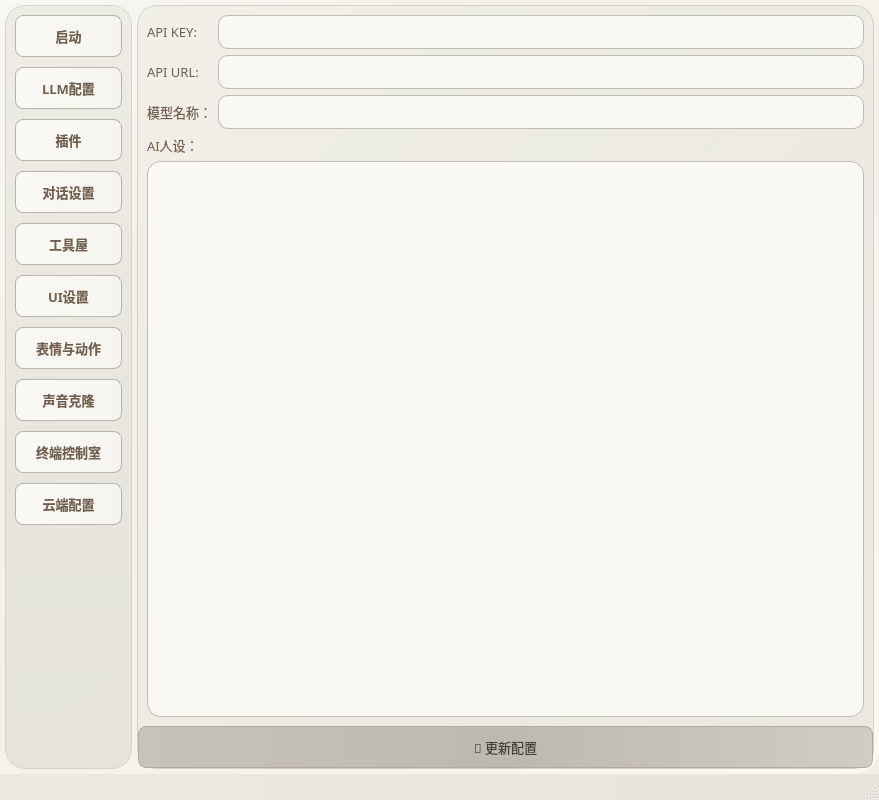
morettt/my-neuro, file live-2d/test222.ui: the form before one commit.
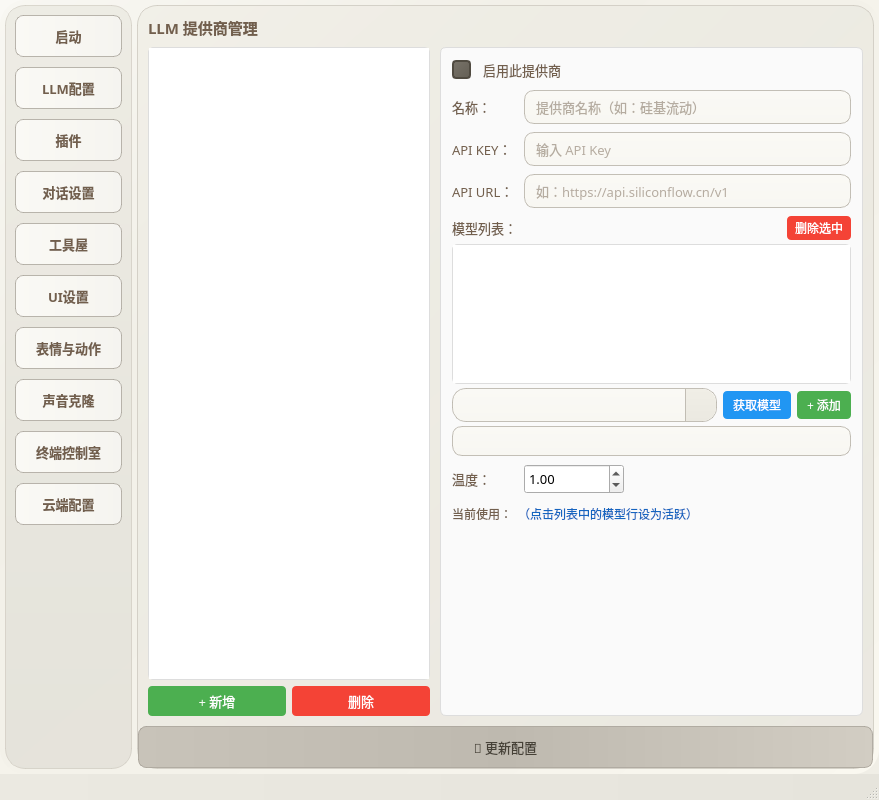
The form after the commit. The open tabs and pages were chosen to show the change.

Commit message:
feat: 添加 LLM Provider 管理功能
- 新增 provider/model 列表管理 UI
- 支持从 API 自动获取模型列表
- 支持多 provider 切换和模型启用/禁用
- 新增 llm-provider.js 模块
- 更新 save_config 支持 provider 架构

```diff
--- a/live-2d/test222.ui
+++ b/live-2d/test222.ui
@@ -1176,9 +1176,178 @@
          </widget>
          <widget class="QWidget" name="page_2">
           <layout class="QVBoxLayout" name="verticalLayout_4">
+            <property name="spacing">
+             <number>8</number>
+            </property>
+            <property name="leftMargin">
+             <number>10</number>
+            </property>
+            <property name="topMargin">
+             <number>10</number>
+            </property>
+            <property name="rightMargin">
+             <number>10</number>
+            </property>
+            <property name="bottomMargin">
+             <number>10</number>
+            </property>
+            <item>
+             <widget class="QLabel" name="label_providers_title">
+              <property name="font">
+               <font>
+                <family>微软雅黑</family>
+                <pointsize>11</pointsize>
+                <weight>75</weight>
+                <bold>true</bold>
+               </font>
+              </property>
+              <property name="text">
+               <string>LLM 提供商管理</string>
+              </property>
+             </widget>
+            </item>
+            <item>
+             <layout class="QHBoxLayout" name="horizontalLayout_providers" stretch="2,3">
+              <property name="spacing">
+               <number>10</number>
+              </property>
+              <!-- 左侧：列表 + 操作按钮 -->
+              <item>
+               <layout class="QVBoxLayout" name="verticalLayout_provider_list">
+                <property name="spacing">
+                 <number>6</number>
+                </property>
+                <item>
+                 <widget class="QListWidget" name="listWidget_providers">
+                  <property name="font">
+                   <font>
+                    <family>微软雅黑</family>
+                    <pointsize>10</pointsize>
+                   </font>
+                  </property>
+                  <property name="styleSheet">
+                   <string notr="true">QListWidget { border: 1px solid #ddd; border-radius: 5px; }
+QListWidget::item { padding: 8px 6px; border-bottom: 1px solid #f0f0f0; }
+QListWidget::item:selected { background-color: #e3f2fd; color: #1565c0; }</string>
+                  </property>
+                 </widget>
+                </item>
+                <item>
+                 <layout class="QHBoxLayout" name="horizontalLayout_provider_buttons">
+                  <item>
+                   <widget class="QPushButton" name="pushButton_add_provider">
+                    <property name="font">
+                     <font>
+                      <family>微软雅黑</family>
+                      <pointsize>10</pointsize>
+                     </font>
+                    </property>
+                    <property name="cursor">
+                     <cursorShape>PointingHandCursor</cursorShape>
+                    </property>
+                    <property name="styleSheet">
+                     <string notr="true">QPushButton { background-color: #4caf50; color: white; border: none; border-radius: 4px; padding: 5px 10px; }
+QPushButton:hover { background-color: #388e3c; }</string>
+                    </property>
+                    <property name="text">
+                     <string>+ 新增</string>
+                    </property>
+                   </widget>
+                  </item>
+                  <item>
+                   <widget class="QPushButton" name="pushButton_del_provider">
+                    <property name="font">
+                     <font>
+                      <family>微软雅黑</family>
+                      <pointsize>10</pointsize>
+                     </font>
+                    </property>
+                    <property name="cursor">
+                     <cursorShape>PointingHandCursor</cursorShape>
+                    </property>
+                    <property name="styleSheet">
+                     <string notr="true">QPushButton { background-color: #f44336; color: white; border: none; border-radius: 4px; padding: 5px 10px; }
+QPushButton:hover { background-color: #c62828; }</string>
+                    </property>
+                    <property name="text">
+                     <string>删除</string>
+                    </property>
+                   </widget>
+                  </item>
+                 </layout>
+                </item>
+               </layout>
+              </item>
+              <!-- 右侧：编辑区 -->
+              <item>
+               <widget class="QWidget" name="widget_provider_editor">
+                <property name="styleSheet">
+                 <string notr="true">QWidget#widget_provider_editor { border: 1px solid #ddd; border-radius: 6px; background-color: #fafafa; }</string>
+                </property>
+                <layout class="QVBoxLayout" name="verticalLayout_provider_editor">
+                 <property name="spacing">
+                 <number>10</number>
+                 </property>
+                 <property name="leftMargin">
+                  <number>12</number>
+                 </property>
+                 <property name="topMargin">
+                  <number>12</number>
+                 </property>
+                 <property name="rightMargin">
+                  <number>12</number>
+                 </property>
+                 <property name="bottomMargin">
+                  <number>12</number>
+                 </property>
+                 <item>
+                  <widget class="QCheckBox" name="checkBox_provider_enabled">
+                   <property name="font">
+                    <font>
+                     <family>微软雅黑</family>
+                     <pointsize>10</pointsize>
+                    </font>
+                   </property>
+                   <property name="text">
+                    <string>启用此提供商</string>
+                   </property>
+                   <property name="checked">
+                    <bool>true</bool>
+                   </property>
+                  </widget>
+                 </item>
            <item>
             <layout class="QGridLayout" name="gridLayout">
+                   <property name="verticalSpacing">
+                    <number>8</number>
+                   </property>
              <item row="0" column="0">
+                    <widget class="QLabel" name="label_provider_name_lbl">
+                     <property name="font">
+                      <font>
+                       <family>微软雅黑</family>
+                       <pointsize>10</pointsize>
+                      </font>
+                     </property>
+                     <property name="text">
+                      <string>名称：</string>
+                     </property>
+                    </widget>
+                   </item>
+                   <item row="0" column="1">
+                    <widget class="QLineEdit" name="lineEdit_provider_name">
+                     <property name="font">
+                      <font>
+                       <family>微软雅黑</family>
+                       <pointsize>10</pointsize>
+                      </font>
+                     </property>
+                     <property name="placeholderText">
+                      <string>提供商名称（如：硅基流动）</string>
+                     </property>
+                    </widget>
+                   </item>
+                   <item row="1" column="0">
               <widget class="QLabel" name="label_3">
                <property name="font">
                 <font>
@@ -1187,11 +1356,11 @@
                 </font>
                </property>
                <property name="text">
-                <string>API KEY:</string>
+                      <string>API KEY：</string>
                </property>
               </widget>
              </item>
-             <item row="0" column="1">
+                   <item row="1" column="1">
               <widget class="QLineEdit" name="lineEdit">
                <property name="font">
                 <font>
@@ -1202,9 +1371,12 @@
                <property name="echoMode">
                 <enum>QLineEdit::Password</enum>
                </property>
-              </widget>
-             </item>
-             <item row="1" column="0">
+                     <property name="placeholderText">
+                      <string>输入 API Key</string>
+                     </property>
+                    </widget>
+                   </item>
+                   <item row="2" column="0">
               <widget class="QLabel" name="label_4">
                <property name="font">
                 <font>
@@ -1213,11 +1385,11 @@
                 </font>
                </property>
                <property name="text">
-                <string>API URL:</string>
+                      <string>API URL：</string>
                </property>
               </widget>
              </item>
-             <item row="1" column="1">
+                   <item row="2" column="1">
               <widget class="QLineEdit" name="lineEdit_2">
                <property name="font">
                 <font>
@@ -1225,9 +1397,19 @@
                  <pointsize>10</pointsize>
                 </font>
                </property>
-              </widget>
-             </item>
-             <item row="2" column="0">
+                     <property name="placeholderText">
+                      <string>如：https://api.siliconflow.cn/v1</string>
+                     </property>
+                    </widget>
+                   </item>
+                    <item row="3" column="0" colspan="2">
+                     <layout class="QVBoxLayout" name="verticalLayout_models_section">
+                      <property name="spacing">
+                       <number>4</number>
+                      </property>
+                      <item>
+                       <layout class="QHBoxLayout" name="horizontalLayout_models_header">
+                        <item>
               <widget class="QLabel" name="label_5">
                <property name="font">
                 <font>
@@ -1236,24 +1418,155 @@
                 </font>
                </property>
                <property name="text">
-                <string>模型名称：</string>
+                           <string>模型列表：</string>
                </property>
               </widget>
              </item>
-             <item row="2" column="1">
+                        <item>
+                         <spacer name="horizontalSpacer_models_header">
+                          <property name="orientation">
+                           <enum>Qt::Horizontal</enum>
+                          </property>
+                          <property name="sizeHint" stdset="0">
+                           <size>
+                            <width>40</width>
+                            <height>20</height>
+                           </size>
+                          </property>
+                         </spacer>
+                        </item>
+                        <item>
+                         <widget class="QPushButton" name="pushButton_del_model">
+                          <property name="font">
+                           <font>
+                            <family>微软雅黑</family>
+                            <pointsize>9</pointsize>
+                           </font>
+                          </property>
+                          <property name="cursor">
+                           <cursorShape>PointingHandCursor</cursorShape>
+                          </property>
+                          <property name="styleSheet">
+                           <string notr="true">QPushButton { background-color: #f44336; color: white; border: none; border-radius: 4px; padding: 3px 8px; }
+QPushButton:hover { background-color: #c62828; }
+QPushButton:disabled { background-color: #bdbdbd; }</string>
+                          </property>
+                          <property name="text">
+                           <string>删除选中</string>
+                          </property>
+                         </widget>
+                        </item>
+                       </layout>
+                      </item>
+                      <item>
+                       <widget class="QListWidget" name="listWidget_models">
+                        <property name="font">
+                         <font>
+                          <family>微软雅黑</family>
+                          <pointsize>10</pointsize>
+                         </font>
+                        </property>
+                        <property name="minimumSize">
+                         <size>
+                          <width>0</width>
+                          <height>90</height>
+                         </size>
+                        </property>
+                        <property name="maximumSize">
+                         <size>
+                          <width>16777215</width>
+                          <height>140</height>
+                         </size>
+                        </property>
+                        <property name="styleSheet">
+                         <string notr="true">QListWidget { border: 1px solid #ddd; border-radius: 5px; }
+QListWidget::item { padding: 5px 6px; border-bottom: 1px solid #f0f0f0; }
+QListWidget::item:selected { background-color: #e3f2fd; color: #1565c0; }</string>
+                        </property>
+                       </widget>
+                      </item>
+                      <item>
+                       <layout class="QHBoxLayout" name="horizontalLayout_model_add_row">
+                        <property name="spacing">
+                         <number>6</number>
+                        </property>
+                        <item>
+                         <widget class="QComboBox" name="comboBox_models">
+                          <property name="font">
+                           <font>
+                            <family>微软雅黑</family>
+                            <pointsize>10</pointsize>
+                           </font>
+                          </property>
+                          <property name="editable">
+                           <bool>true</bool>
+                          </property>
+                          <property name="placeholderText">
+                           <string>输入模型ID或获取后选择</string>
+                          </property>
+                          <property name="sizePolicy">
+                           <sizepolicy hsizetype="Expanding" vsizetype="Fixed">
+                            <horstretch>1</horstretch>
+                            <verstretch>0</verstretch>
+                           </sizepolicy>
+                          </property>
+                         </widget>
+                        </item>
+                        <item>
+                         <widget class="QPushButton" name="pushButton_fetch_models">
+                          <property name="font">
+                           <font>
+                            <family>微软雅黑</family>
+                            <pointsize>9</pointsize>
+                           </font>
+                          </property>
+                          <property name="cursor">
+                           <cursorShape>PointingHandCursor</cursorShape>
+                          </property>
+                          <property name="styleSheet">
+                           <string notr="true">QPushButton { background-color: #2196f3; color: white; border: none; border-radius: 4px; padding: 5px 10px; }
+QPushButton:hover { background-color: #1565c0; }
+QPushButton:disabled { background-color: #bdbdbd; }</string>
+                          </property>
+                          <property name="text">
+                           <string>获取模型</string>
+                          </property>
+                         </widget>
+                        </item>
+                        <item>
+                         <widget class="QPushButton" name="pushButton_add_model">
+                          <property name="font">
+                           <font>
+                            <family>微软雅黑</family>
+                            <pointsize>9</pointsize>
+                           </font>
+                          </property>
+                          <property name="cursor">
+                           <cursorShape>PointingHandCursor</cursorShape>
+                          </property>
+                          <property name="styleSheet">
+                           <string notr="true">QPushButton { background-color: #4caf50; color: white; border: none; border-radius: 4px; padding: 5px 10px; }
+QPushButton:hover { background-color: #388e3c; }</string>
+                          </property>
+                          <property name="text">
+                           <string>+ 添加</string>
+                          </property>
+                         </widget>
+                        </item>
+                       </layout>
+                      </item>
+                      <!-- lineEdit_3 hidden, keeps backward compat for save_config -->
+                      <item>
               <widget class="QLineEdit" name="lineEdit_3">
-               <property name="font">
-                <font>
-                 <family>微软雅黑</family>
-                 <pointsize>10</pointsize>
-                </font>
+                        <property name="visible">
+                         <bool>false</bool>
                </property>
               </widget>
              </item>
             </layout>
            </item>
-           <item>
-            <widget class="QLabel" name="label_6">
+                   <item row="4" column="0">
+                    <widget class="QLabel" name="label_temperature">
              <property name="font">
               <font>
                <family>微软雅黑</family>
@@ -1261,16 +1574,24 @@
               </font>
              </property>
              <property name="text">
-              <string>AI人设：</string>
+                      <string>温度：</string>
              </property>
             </widget>
            </item>
+                   <item row="4" column="1">
+                    <layout class="QHBoxLayout" name="horizontalLayout_temp_row">
            <item>
-            <widget class="QTextEdit" name="textEdit_3">
+                      <widget class="QDoubleSpinBox" name="doubleSpinBox_temperature">
              <property name="minimumSize">
               <size>
-               <width>0</width>
-               <height>400</height>
+                         <width>100</width>
+                         <height>30</height>
+                        </size>
+                       </property>
+                       <property name="maximumSize">
+                        <size>
+                         <width>120</width>
+                         <height>16777215</height>
               </size>
              </property>
              <property name="font">
@@ -1279,7 +1600,104 @@
                <pointsize>10</pointsize>
               </font>
              </property>
-            </widget>
+                       <property name="minimum">
+                        <double>0.100000000000000</double>
+                       </property>
+                       <property name="maximum">
+                        <double>2.000000000000000</double>
+                       </property>
+                       <property name="singleStep">
+                        <double>0.100000000000000</double>
+                       </property>
+                       <property name="value">
+                        <double>1.000000000000000</double>
+                       </property>
+                      </widget>
+                     </item>
+                     <item>
+                      <spacer name="horizontalSpacer_temp">
+                       <property name="orientation">
+                        <enum>Qt::Horizontal</enum>
+                       </property>
+                       <property name="sizeHint" stdset="0">
+                        <size>
+                         <width>40</width>
+                         <height>20</height>
+                        </size>
+                       </property>
+                      </spacer>
+                     </item>
+                    </layout>
+                   </item>
+                   </layout>
+                  </item>
+                  <item>
+                   <!-- 当前活跃模型提示行 -->
+                   <layout class="QHBoxLayout" name="horizontalLayout_active_model">
+                    <property name="spacing">
+                     <number>6</number>
+                    </property>
+                    <item>
+                     <widget class="QLabel" name="label_active_model_lbl">
+                      <property name="font">
+                       <font>
+                        <family>微软雅黑</family>
+                        <pointsize>9</pointsize>
+                       </font>
+                      </property>
+                      <property name="text">
+                       <string>当前使用：</string>
+                      </property>
+                     </widget>
+                    </item>
+                    <item>
+                     <widget class="QLabel" name="label_active_model">
+                      <property name="font">
+                       <font>
+                        <family>微软雅黑</family>
+                        <pointsize>9</pointsize>
+                       </font>
+                      </property>
+                      <property name="text">
+                       <string>（点击列表中的模型行设为活跃）</string>
+                      </property>
+                      <property name="styleSheet">
+                       <string notr="true">color: #1565c0;</string>
+                      </property>
+                     </widget>
+                    </item>
+                    <item>
+                     <spacer name="horizontalSpacer_active_model">
+                      <property name="orientation">
+                       <enum>Qt::Horizontal</enum>
+                      </property>
+                      <property name="sizeHint" stdset="0">
+                       <size>
+                        <width>40</width>
+                        <height>20</height>
+                       </size>
+                      </property>
+                     </spacer>
+                    </item>
+                   </layout>
+                  </item>
+                  <item>
+                   <spacer name="verticalSpacer_editor">
+                    <property name="orientation">
+                     <enum>Qt::Vertical</enum>
+                    </property>
+                    <property name="sizeHint" stdset="0">
+                     <size>
+                      <width>20</width>
+                      <height>40</height>
+                     </size>
+                    </property>
+                   </spacer>
+                  </item>
+                 </layout>
+               </widget>
+              </item>
+             </layout>
            </item>
           </layout>
          </widget>
@@ -4565,6 +4983,39 @@
            </item>
           </layout>
          </widget>
+              <widget class="QWidget" name="tab_persona">
+               <attribute name="title">
+                <string>AI 人设</string>
+               </attribute>
+               <layout class="QVBoxLayout" name="verticalLayout_persona">
+                <property name="spacing">
+                 <number>8</number>
+                </property>
+                <item>
+                 <widget class="QLabel" name="label_6">
+                  <property name="font">
+                   <font>
+                    <family>微软雅黑</family>
+                    <pointsize>10</pointsize>
+                   </font>
+                  </property>
+                  <property name="text">
+                   <string>AI 人设（系统提示词）：</string>
+                  </property>
+                 </widget>
+                </item>
+                <item>
+                 <widget class="QTextEdit" name="textEdit_3">
+                  <property name="font">
+                   <font>
+                    <family>微软雅黑</family>
+                    <pointsize>10</pointsize>
+                   </font>
+                  </property>
+                 </widget>
+                </item>
+               </layout>
+              </widget>
         </widget>
        </item>
        <item>
```
Left out of the diff: 289 changed lines with no effect on the pictures. Lines whose indentation alone changed are shown as unchanged. The commit also changes 8 other files.
